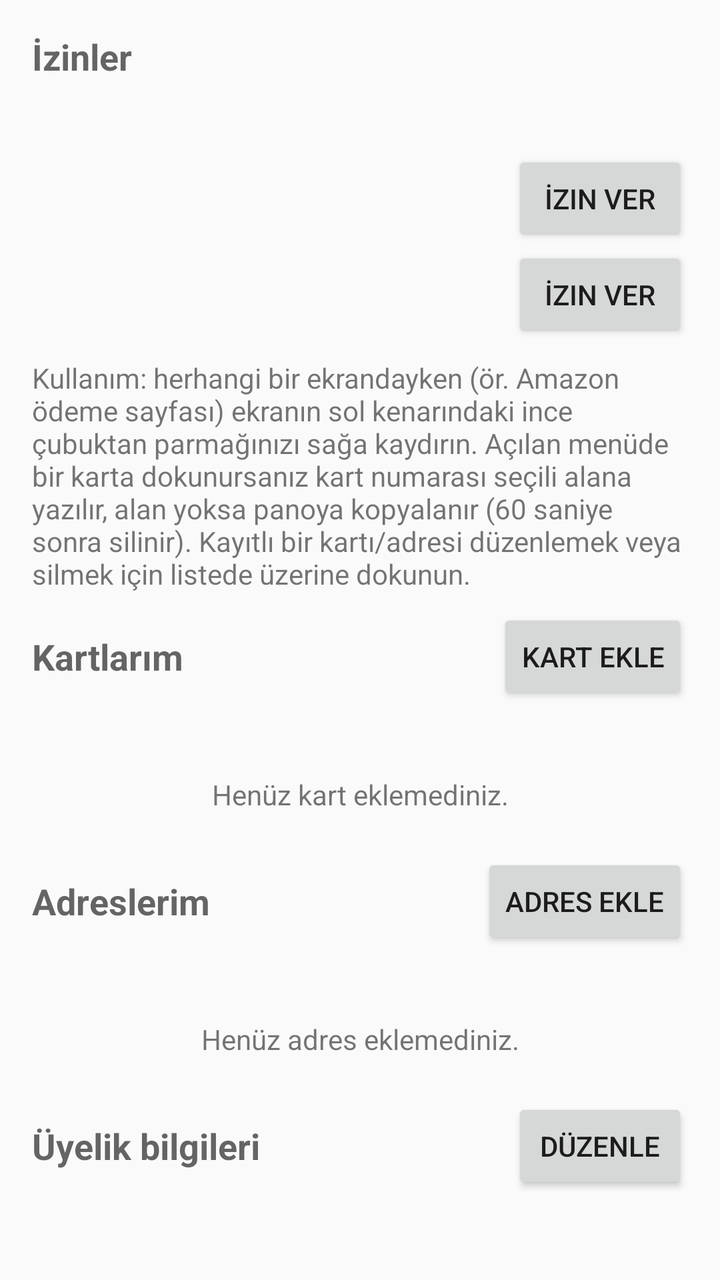
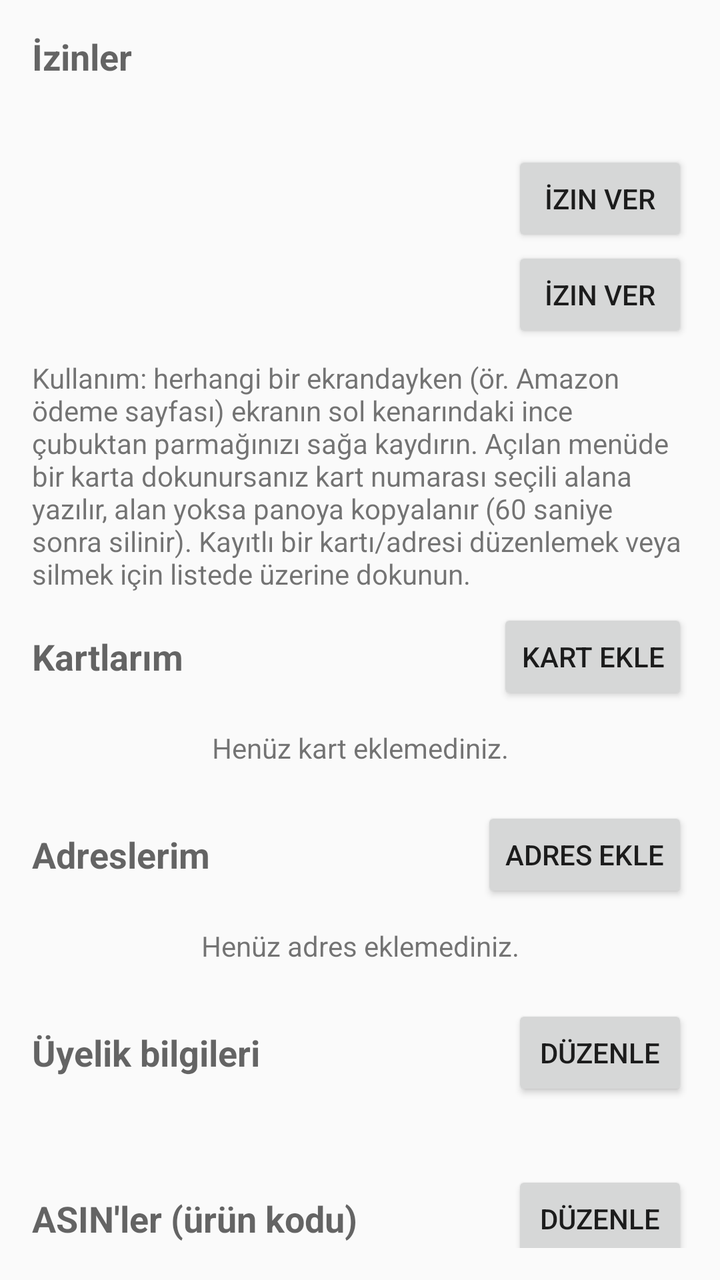

Two renders of the same Android screen: before a commit and after it. Below are the layout's source before the change and the commit's diff.
<!-- AndroidManifest.xml: application theme AppTheme -->
<!-- res/layout/activity_main.xml -->
<?xml version="1.0" encoding="utf-8"?>
<LinearLayout xmlns:android="http://schemas.android.com/apk/res/android"
    android:layout_width="match_parent"
    android:layout_height="match_parent"
    android:orientation="vertical"
    android:padding="16dp">

    <TextView
        android:layout_width="wrap_content"
        android:layout_height="wrap_content"
        android:text="@string/permissions_title"
        android:textAppearance="?android:attr/textAppearanceMedium"
        android:textStyle="bold" />

    <TextView
        android:id="@+id/versionLabel"
        android:layout_width="wrap_content"
        android:layout_height="wrap_content"
        android:layout_marginBottom="8dp"
        android:textAppearance="?android:attr/textAppearanceSmall" />

    <LinearLayout
        android:layout_width="match_parent"
        android:layout_height="wrap_content"
        android:gravity="center_vertical"
        android:orientation="horizontal"
        android:paddingTop="8dp">

        <TextView
            android:id="@+id/overlayStatus"
            android:layout_width="0dp"
            android:layout_height="wrap_content"
            android:layout_weight="1" />

        <Button
            android:id="@+id/overlayButton"
            android:layout_width="wrap_content"
            android:layout_height="wrap_content"
            android:text="@string/grant" />
    </LinearLayout>

    <LinearLayout
        android:layout_width="match_parent"
        android:layout_height="wrap_content"
        android:gravity="center_vertical"
        android:orientation="horizontal">

        <TextView
            android:id="@+id/accessibilityStatus"
            android:layout_width="0dp"
            android:layout_height="wrap_content"
            android:layout_weight="1" />

        <Button
            android:id="@+id/accessibilityButton"
            android:layout_width="wrap_content"
            android:layout_height="wrap_content"
            android:text="@string/grant" />
    </LinearLayout>

    <TextView
        android:layout_width="match_parent"
        android:layout_height="wrap_content"
        android:paddingTop="8dp"
        android:paddingBottom="8dp"
        android:text="@string/usage_hint"
        android:textAppearance="?android:attr/textAppearanceSmall" />

    
    <LinearLayout
        android:layout_width="match_parent"
        android:layout_height="wrap_content"
        android:gravity="center_vertical"
        android:orientation="horizontal">

        <TextView
            android:layout_width="0dp"
            android:layout_height="wrap_content"
            android:layout_weight="1"
            android:text="@string/my_cards"
            android:textAppearance="?android:attr/textAppearanceMedium"
            android:textStyle="bold" />

        <Button
            android:id="@+id/addButton"
            android:layout_width="wrap_content"
            android:layout_height="wrap_content"
            android:text="@string/add_card" />
    </LinearLayout>

    <ListView
        android:id="@+id/cardList"
        android:layout_width="match_parent"
        android:layout_height="0dp"
        android:layout_weight="1" />

    <TextView
        android:id="@+id/emptyView"
        android:layout_width="match_parent"
        android:layout_height="wrap_content"
        android:gravity="center"
        android:padding="12dp"
        android:text="@string/no_cards" />

    
    <LinearLayout
        android:layout_width="match_parent"
        android:layout_height="wrap_content"
        android:gravity="center_vertical"
        android:orientation="horizontal"
        android:paddingTop="8dp">

        <TextView
            android:layout_width="0dp"
            android:layout_height="wrap_content"
            android:layout_weight="1"
            android:text="@string/my_addresses"
            android:textAppearance="?android:attr/textAppearanceMedium"
            android:textStyle="bold" />

        <Button
            android:id="@+id/addAddressButton"
            android:layout_width="wrap_content"
            android:layout_height="wrap_content"
            android:text="@string/add_address" />
    </LinearLayout>

    <ListView
        android:id="@+id/addressList"
        android:layout_width="match_parent"
        android:layout_height="0dp"
        android:layout_weight="1" />

    <TextView
        android:id="@+id/emptyAddressView"
        android:layout_width="match_parent"
        android:layout_height="wrap_content"
        android:gravity="center"
        android:padding="12dp"
        android:text="@string/no_addresses" />

    
    <LinearLayout
        android:layout_width="match_parent"
        android:layout_height="wrap_content"
        android:gravity="center_vertical"
        android:orientation="horizontal"
        android:paddingTop="8dp">

        <TextView
            android:layout_width="0dp"
            android:layout_height="wrap_content"
            android:layout_weight="1"
            android:text="@string/signup_title"
            android:textAppearance="?android:attr/textAppearanceMedium"
            android:textStyle="bold" />

        <Button
            android:id="@+id/signupButton"
            android:layout_width="wrap_content"
            android:layout_height="wrap_content"
            android:text="@string/signup_edit" />
    </LinearLayout>

    <TextView
        android:id="@+id/signupStatus"
        android:layout_width="match_parent"
        android:layout_height="wrap_content"
        android:paddingBottom="8dp"
        android:textAppearance="?android:attr/textAppearanceSmall" />
</LinearLayout>
<!-- resources referenced by this layout -->
<resources>
  <string name="add_address">Adres ekle</string>
  <string name="add_card">Kart ekle</string>
  <string name="grant">İzin ver</string>
  <string name="my_addresses">Adreslerim</string>
  <string name="my_cards">Kartlarım</string>
  <string name="no_addresses">Henüz adres eklemediniz.</string>
  <string name="no_cards">Henüz kart eklemediniz.</string>
  <string name="permissions_title">İzinler</string>
  <string name="signup_edit">Düzenle</string>
  <string name="signup_title">Üyelik bilgileri</string>
  <string name="usage_hint">Kullanım: herhangi bir ekrandayken (ör. Amazon ödeme sayfası) ekranın sol kenarındaki ince çubuktan parmağınızı sağa kaydırın. Açılan menüde bir karta dokunursanız kart numarası seçili alana yazılır, alan yoksa panoya kopyalanır (60 saniye sonra silinir). Kayıtlı bir kartı/adresi düzenlemek veya silmek için listede üzerine dokunun.</string>
  <style name="AppTheme" parent="android:Theme.Material.Light.DarkActionBar">
          <item name="android:colorPrimary">@color/brand</item>
          <item name="android:colorPrimaryDark">@color/brand_dark</item>
          <item name="android:colorAccent">@color/brand</item>
      </style>
  <color name="brand">#FF1F6FEB</color>
  <color name="brand_dark">#FF0B4FB8</color>
</resources>

<!-- the commit's change to res/layout/activity_main.xml (unified diff, before → after) -->
@@ -168,4 +168,34 @@
         android:layout_height="wrap_content"
         android:paddingBottom="8dp"
         android:textAppearance="?android:attr/textAppearanceSmall" />
+
+    
+    <LinearLayout
+        android:layout_width="match_parent"
+        android:layout_height="wrap_content"
+        android:gravity="center_vertical"
+        android:orientation="horizontal"
+        android:paddingTop="8dp">
+
+        <TextView
+            android:layout_width="0dp"
+            android:layout_height="wrap_content"
+            android:layout_weight="1"
+            android:text="@string/asin_title"
+            android:textAppearance="?android:attr/textAppearanceMedium"
+            android:textStyle="bold" />
+
+        <Button
+            android:id="@+id/asinButton"
+            android:layout_width="wrap_content"
+            android:layout_height="wrap_content"
+            android:text="@string/asin_edit" />
+    </LinearLayout>
+
+    <TextView
+        android:id="@+id/asinStatus"
+        android:layout_width="match_parent"
+        android:layout_height="wrap_content"
+        android:paddingBottom="8dp"
+        android:textAppearance="?android:attr/textAppearanceSmall" />
 </LinearLayout>
<!-- resource entries referenced after the edit -->
@@ -2,6 +2,8 @@
 <resources>
   <string name="add_address">Adres ekle</string>
   <string name="add_card">Kart ekle</string>
+  <string name="asin_edit">Düzenle</string>
+  <string name="asin_title">ASIN\'ler (ürün kodu)</string>
   <string name="grant">İzin ver</string>
   <string name="my_addresses">Adreslerim</string>
   <string name="my_cards">Kartlarım</string>
